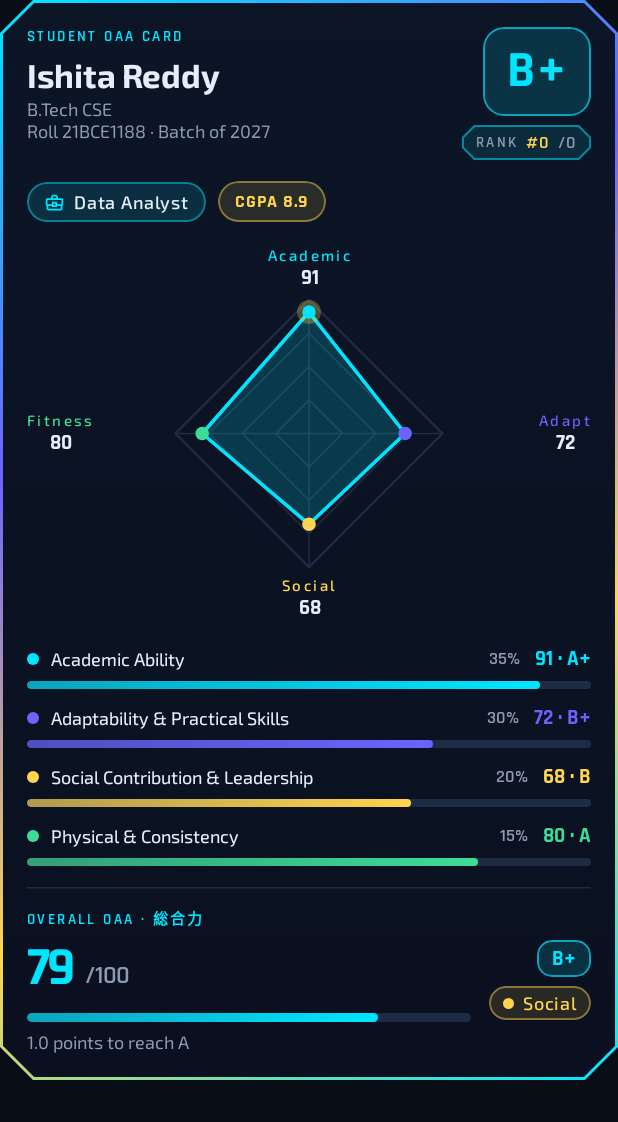
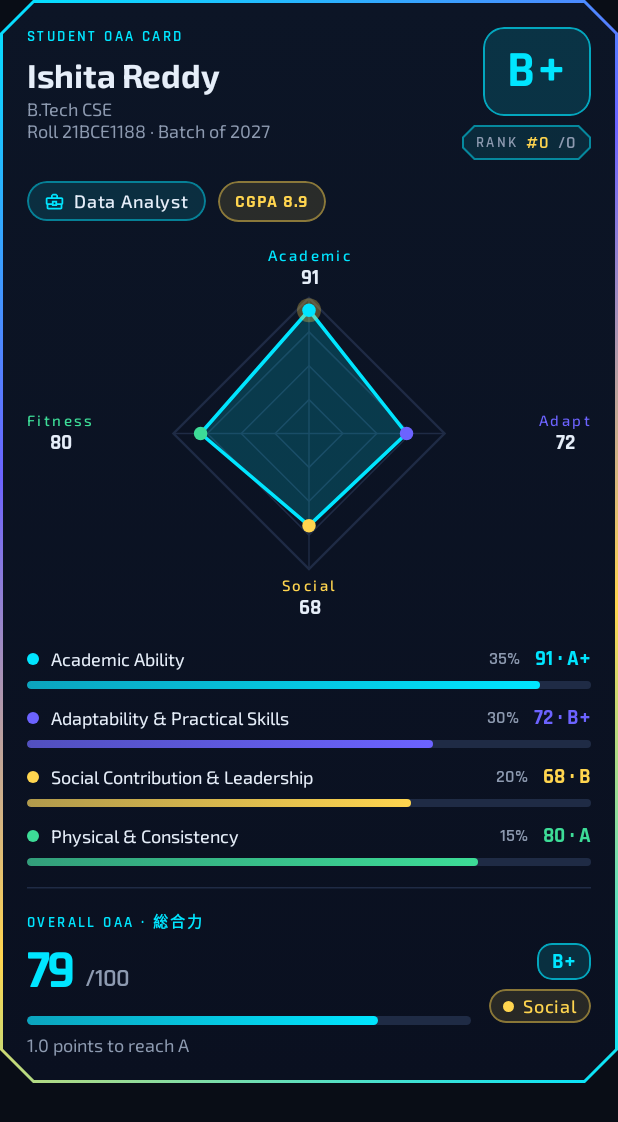
Before and after one commit to Argyrys/Overall-Ability, an Android app built with Jetpack Compose: the composable OaaProfileCard called with sample values from the repository, on a phone screen of 412 x 824 dp. Shown: the top 1122 px of the screen. Run offline under Robolectric (Android 15) with nearby library versions, the phone set to English and light mode, and no system bars.

Commit message:
Make Student OAA Card adapt to available screen width

```diff
--- a/app/src/main/java/com/oaa/livingresume/ui/components/RadarChartCanvas.kt
+++ b/app/src/main/java/com/oaa/livingresume/ui/components/RadarChartCanvas.kt
@@ -3,7 +3,7 @@ package com.oaa.livingresume.ui.components
 import androidx.compose.animation.core.Animatable
 import androidx.compose.animation.core.tween
 import androidx.compose.foundation.Canvas
-import androidx.compose.foundation.layout.Box
+import androidx.compose.foundation.layout.BoxWithConstraints
 import androidx.compose.foundation.layout.Column
 import androidx.compose.foundation.layout.fillMaxSize
 import androidx.compose.foundation.layout.padding
@@ -62,11 +62,15 @@ fun RadarChartCanvas(
 
     val pillars = Pillar.entries
 
-    Box(modifier = modifier) {
+    BoxWithConstraints(modifier = modifier) {
+        // Reserve just enough room for the labels at this size instead of a
+        // fixed 62/34dp inset, so the polygon stays large on small phones.
+        val labelInsetX = (maxWidth * 0.17f).coerceIn(42.dp, 70.dp)
+        val labelInsetY = (maxHeight * 0.13f).coerceIn(26.dp, 36.dp)
         Canvas(
             modifier = Modifier
                 .fillMaxSize()
-                .padding(horizontal = 62.dp, vertical = 34.dp),
+                .padding(horizontal = labelInsetX, vertical = labelInsetY),
         ) {
             val center = Offset(size.width / 2f, size.height / 2f)
             val maxRadius = min(size.width, size.height) / 2f - 2.dp.toPx()
--- a/app/src/main/java/com/oaa/livingresume/ui/screens/home/HomeScreen.kt
+++ b/app/src/main/java/com/oaa/livingresume/ui/screens/home/HomeScreen.kt
@@ -4,6 +4,7 @@ import androidx.compose.foundation.background
 import androidx.compose.foundation.border
 import androidx.compose.foundation.layout.Arrangement
 import androidx.compose.foundation.layout.Box
+import androidx.compose.foundation.layout.BoxWithConstraints
 import androidx.compose.foundation.layout.Column
 import androidx.compose.foundation.layout.ExperimentalLayoutApi
 import androidx.compose.foundation.layout.FlowRow
@@ -45,6 +46,7 @@ import androidx.compose.ui.text.font.FontWeight
 import androidx.compose.ui.unit.dp
 import androidx.compose.ui.unit.sp
 import com.oaa.livingresume.audio.Sfx
+import com.oaa.livingresume.data.model.Grade
 import com.oaa.livingresume.data.model.Pillar
 import com.oaa.livingresume.data.model.Student
 import com.oaa.livingresume.data.model.TargetRole
@@ -214,7 +216,9 @@ private fun OaaProfileCard(me: Student, rank: Int, total: Int) {
     val accent = gradeColor(grade)
 
     val heroShape = androidx.compose.foundation.shape.CutCornerShape(22.dp)
-    Box(
+    // Measure the actual space available: phones, foldables and tablets all
+    // get their own padding, radar size and column count without hard-coded screens.
+    BoxWithConstraints(
         modifier = Modifier
             .fillMaxWidth()
             .clip(heroShape)
@@ -223,72 +227,163 @@ private fun OaaProfileCard(me: Student, rank: Int, total: Int) {
                 width = 1.5.dp,
                 brush = Brush.linearGradient(listOf(CyanGlow, IndigoGlow, GoldGlow, CyanGlow)),
                 shape = heroShape,
-            )
-            .padding(18.dp),
+            ),
     ) {
-        Column {
+        val compact = maxWidth < 340.dp
+        val wide = maxWidth >= 620.dp
+        val cardPadding = when {
+            compact -> 12.dp
+            wide -> 24.dp
+            else -> 18.dp
+        }
+        val gap = if (compact) 10.dp else 14.dp
+        val radarHeight = if (wide) {
+            (maxWidth * 0.42f).coerceIn(240.dp, 320.dp)
+        } else {
+            (maxWidth * 0.72f).coerceIn(170.dp, 250.dp)
+        }
+
+        Column(Modifier.padding(cardPadding)) {
+            if (wide) {
+                // Tablet / landscape: identity + legend on the left, radar on the right.
                 Row(verticalAlignment = Alignment.Top) {
                     Column(Modifier.weight(1f)) {
+                        IdentityHeader(me, grade, rank, total, compact = false)
+                        Spacer(Modifier.height(gap))
+                        RoleRow(me)
+                        Spacer(Modifier.height(gap + 4.dp))
+                        PillarLegend(me.pillarScores)
+                    }
+                    Spacer(Modifier.width(24.dp))
+                    RadarChartCanvas(
+                        scores = me.pillarScores,
+                        modifier = Modifier
+                            .weight(1.15f)
+                            .height(radarHeight),
+                    )
+                }
+            } else {
+                IdentityHeader(me, grade, rank, total, compact = compact)
+                Spacer(Modifier.height(gap))
+                RoleRow(me)
+                Spacer(Modifier.height(gap + 2.dp))
+                RadarChartCanvas(
+                    scores = me.pillarScores,
+                    modifier = Modifier
+                        .fillMaxWidth()
+                        .height(radarHeight),
+                )
+                Spacer(Modifier.height(gap + 2.dp))
+                PillarLegend(me.pillarScores)
+            }
+
+            Spacer(Modifier.height(gap))
+            HorizontalDivider(color = OutlineFaint)
+            Spacer(Modifier.height(gap))
+            ScoreFooter(overall, grade, nextGrade, me.pillarScores.weakest().first, accent, compact)
+        }
+    }
+}
+
+/** Name / branch / grade / rank block; stacks vertically on narrow screens. */
+@Composable
+private fun IdentityHeader(
+    me: Student,
+    grade: Grade,
+    rank: Int,
+    total: Int,
+    compact: Boolean,
+) {
+    val identity: @Composable () -> Unit = {
         Eyebrow("Student OAA Card")
-                    Spacer(Modifier.height(6.dp))
+        Spacer(Modifier.height(if (compact) 4.dp else 6.dp))
         Text(
             me.name,
-                        style = MaterialTheme.typography.titleLarge.exo(FontWeight.W700),
+            style = if (compact) {
+                MaterialTheme.typography.titleMedium.exo(FontWeight.W700)
+            } else {
+                MaterialTheme.typography.titleLarge.exo(FontWeight.W700)
+            },
             color = TextPrimary,
+            maxLines = 2,
+            overflow = androidx.compose.ui.text.style.TextOverflow.Ellipsis,
         )
         Spacer(Modifier.height(2.dp))
         Text(
             me.branch,
             style = MaterialTheme.typography.bodySmall.exo(FontWeight.W400),
             color = TextSecondary,
+            maxLines = 2,
+            overflow = androidx.compose.ui.text.style.TextOverflow.Ellipsis,
         )
         Text(
             "Roll ${me.rollNo} · Batch of ${me.gradYear}",
             style = MaterialTheme.typography.bodySmall.exo(FontWeight.W400),
             color = TextSecondary,
+            maxLines = 1,
+            overflow = androidx.compose.ui.text.style.TextOverflow.Ellipsis,
         )
     }
-                Spacer(Modifier.width(10.dp))
-                Column(horizontalAlignment = Alignment.End) {
-                    GradeBadge(grade, large = true)
+    val badges: @Composable () -> Unit = {
+        GradeBadge(grade, large = !compact)
         Spacer(Modifier.height(6.dp))
         RankChip(rank = rank, total = total)
     }
+
+    if (compact) {
+        Column {
+            identity()
+            Spacer(Modifier.height(10.dp))
+            Row(horizontalArrangement = Arrangement.spacedBy(8.dp)) {
+                badges()
+            }
+        }
+    } else {
+        Row(verticalAlignment = Alignment.Top) {
+            Column(Modifier.weight(1f)) { identity() }
+            Spacer(Modifier.width(10.dp))
+            Column(horizontalAlignment = Alignment.End) { badges() }
+        }
+    }
 }
 
-            Spacer(Modifier.height(14.dp))
-            Row(horizontalArrangement = Arrangement.spacedBy(8.dp), verticalAlignment = Alignment.CenterVertically) {
+/** Role + CGPA pills wrap onto the next line when the card is narrow. */
+@OptIn(ExperimentalLayoutApi::class)
+@Composable
+private fun RoleRow(me: Student) {
+    FlowRow(
+        modifier = Modifier.fillMaxWidth(),
+        horizontalArrangement = Arrangement.spacedBy(8.dp),
+        verticalArrangement = Arrangement.spacedBy(6.dp),
+    ) {
         RoleChip(me.targetRole)
         InfoPill("CGPA ${me.cgpa}", GoldGlow)
     }
+}
 
-            Spacer(Modifier.height(16.dp))
-            RadarChartCanvas(
-                scores = me.pillarScores,
-                modifier = Modifier
-                    .fillMaxWidth()
-                    .height(250.dp),
-            )
-
-            Spacer(Modifier.height(16.dp))
-            PillarLegend(me.pillarScores)
-
-            Spacer(Modifier.height(14.dp))
-            HorizontalDivider(color = OutlineFaint)
-            Spacer(Modifier.height(12.dp))
-
-            // Overall score + exact points to the next letter tier
+/** Overall score, progress bar and exact points to the next letter tier. */
+@Composable
+private fun ScoreFooter(
+    overall: Double,
+    grade: Grade,
+    nextGrade: Grade?,
+    weakest: Pillar,
+    accent: androidx.compose.ui.graphics.Color,
+    compact: Boolean,
+) {
     Row(verticalAlignment = Alignment.CenterVertically) {
         Column(Modifier.weight(1f)) {
             Eyebrow("Overall OAA · 総合力")
             Spacer(Modifier.height(3.dp))
             Row(verticalAlignment = Alignment.Bottom) {
                 AnimatedScoreText(
-                            value = overall.toDouble(),
+                    value = overall,
                     format = { v -> v.toInt().toString() },
-                            style = MaterialTheme.typography.displaySmall.copy(
-                                letterSpacing = (-2).sp,
-                            ).numeric(FontWeight.W700),
+                    style = if (compact) {
+                        MaterialTheme.typography.headlineSmall.copy(letterSpacing = (-2).sp).numeric(FontWeight.W700)
+                    } else {
+                        MaterialTheme.typography.displaySmall.copy(letterSpacing = (-2).sp).numeric(FontWeight.W700)
+                    },
                     color = accent,
                 )
                 Spacer(Modifier.width(6.dp))
@@ -310,15 +405,15 @@ private fun OaaProfileCard(me: Student, rank: Int, total: Int) {
                 },
                 style = MaterialTheme.typography.bodySmall.exo(FontWeight.W400),
                 color = TextSecondary,
+                maxLines = 2,
+                overflow = androidx.compose.ui.text.style.TextOverflow.Ellipsis,
             )
         }
-                Spacer(Modifier.width(12.dp))
+        Spacer(Modifier.width(if (compact) 8.dp else 12.dp))
         Column(horizontalAlignment = Alignment.End) {
             GradeBadge(grade)
             Spacer(Modifier.height(6.dp))
-                    PillarTag(me.pillarScores.weakest().first)
-                }
-            }
+            PillarTag(weakest)
         }
     }
 }
```
Lines whose indentation alone changed are shown as unchanged.
